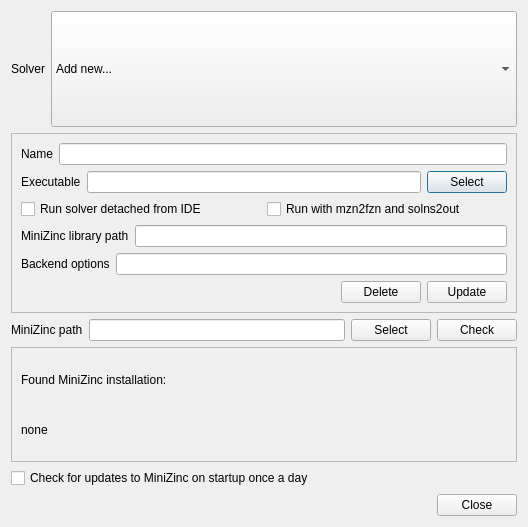
Above: MiniZincIDE/solverdialog.ui from MiniZinc/MiniZincIDE before the change. Below: the same form after it.
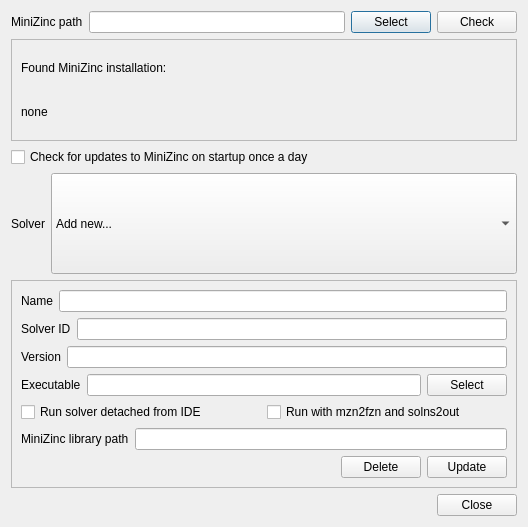
That is the form after the change.

Commit message: Use minizinc solver configurations

Patch:
```diff
--- a/MiniZincIDE/solverdialog.ui
+++ b/MiniZincIDE/solverdialog.ui
@@ -17,6 +17,74 @@
    <bool>true</bool>
   </property>
   <layout class="QVBoxLayout" name="verticalLayout_2">
+   <item>
+    <layout class="QHBoxLayout" name="horizontalLayout_9">
+     <item>
+      <layout class="QHBoxLayout" name="horizontalLayout_8">
+       <item>
+        <widget class="QLabel" name="label_6">
+         <property name="text">
+          <string>MiniZinc path</string>
+         </property>
+        </widget>
+       </item>
+       <item>
+        <widget class="QLineEdit" name="mznDistribPath"/>
+       </item>
+      </layout>
+     </item>
+     <item>
+      <widget class="QPushButton" name="mznpath_select">
+       <property name="text">
+        <string>Select</string>
+       </property>
+       <property name="flat">
+        <bool>false</bool>
+       </property>
+      </widget>
+     </item>
+     <item>
+      <widget class="QPushButton" name="check_solver">
+       <property name="text">
+        <string>Check</string>
+       </property>
+      </widget>
+     </item>
+    </layout>
+   </item>
+   <item>
+    <widget class="QFrame" name="frame">
+     <property name="frameShape">
+      <enum>QFrame::StyledPanel</enum>
+     </property>
+     <property name="frameShadow">
+      <enum>QFrame::Raised</enum>
+     </property>
+     <layout class="QVBoxLayout" name="verticalLayout_3">
+      <item>
+       <widget class="QLabel" name="label_7">
+        <property name="text">
+         <string>Found MiniZinc installation:</string>
+        </property>
+       </widget>
+      </item>
+      <item>
+       <widget class="QLabel" name="mzn2fzn_version">
+        <property name="text">
+         <string>none</string>
+        </property>
+       </widget>
+      </item>
+     </layout>
+    </widget>
+   </item>
+   <item>
+    <widget class="QCheckBox" name="check_updates">
+     <property name="text">
+      <string>Check for updates to MiniZinc on startup once a day</string>
+     </property>
+    </widget>
+   </item>
    <item>
     <layout class="QHBoxLayout" name="horizontalLayout">
      <item>
@@ -72,6 +140,34 @@
         </item>
        </layout>
       </item>
+      <item>
+       <layout class="QHBoxLayout" name="horizontalLayout_11">
+        <item>
+         <widget class="QLabel" name="label_8">
+          <property name="text">
+           <string>Solver ID</string>
+          </property>
+         </widget>
+        </item>
+        <item>
+         <widget class="QLineEdit" name="solverId"/>
+        </item>
+       </layout>
+      </item>
+      <item>
+       <layout class="QHBoxLayout" name="horizontalLayout_6">
+        <item>
+         <widget class="QLabel" name="label_5">
+          <property name="text">
+           <string>Version</string>
+          </property>
+         </widget>
+        </item>
+        <item>
+         <widget class="QLineEdit" name="version"/>
+        </item>
+       </layout>
+      </item>
       <item>
        <layout class="QHBoxLayout" name="horizontalLayout_4">
         <item>
@@ -141,20 +237,6 @@
         </item>
        </layout>
       </item>
-      <item>
-       <layout class="QHBoxLayout" name="horizontalLayout_6">
-        <item>
-         <widget class="QLabel" name="label_5">
-          <property name="text">
-           <string>Backend options</string>
-          </property>
-         </widget>
-        </item>
-        <item>
-         <widget class="QLineEdit" name="backend"/>
-        </item>
-       </layout>
-      </item>
       <item>
        <layout class="QHBoxLayout" name="horizontalLayout_7">
         <item>
@@ -189,74 +271,6 @@
      </layout>
     </widget>
    </item>
-   <item>
-    <layout class="QHBoxLayout" name="horizontalLayout_9">
-     <item>
-      <layout class="QHBoxLayout" name="horizontalLayout_8">
-       <item>
-        <widget class="QLabel" name="label_6">
-         <property name="text">
-          <string>MiniZinc path</string>
-         </property>
-        </widget>
-       </item>
-       <item>
-        <widget class="QLineEdit" name="mznDistribPath"/>
-       </item>
-      </layout>
-     </item>
-     <item>
-      <widget class="QPushButton" name="mznpath_select">
-       <property name="text">
-        <string>Select</string>
-       </property>
-       <property name="flat">
-        <bool>false</bool>
-       </property>
-      </widget>
-     </item>
-     <item>
-      <widget class="QPushButton" name="check_solver">
-       <property name="text">
-        <string>Check</string>
-       </property>
-      </widget>
-     </item>
-    </layout>
-   </item>
-   <item>
-    <widget class="QFrame" name="frame">
-     <property name="frameShape">
-      <enum>QFrame::StyledPanel</enum>
-     </property>
-     <property name="frameShadow">
-      <enum>QFrame::Raised</enum>
-     </property>
-     <layout class="QVBoxLayout" name="verticalLayout_3">
-      <item>
-       <widget class="QLabel" name="label_7">
-        <property name="text">
-         <string>Found MiniZinc installation:</string>
-        </property>
-       </widget>
-      </item>
-      <item>
-       <widget class="QLabel" name="mzn2fzn_version">
-        <property name="text">
-         <string>none</string>
-        </property>
-       </widget>
-      </item>
-     </layout>
-    </widget>
-   </item>
-   <item>
-    <widget class="QCheckBox" name="check_updates">
-     <property name="text">
-      <string>Check for updates to MiniZinc on startup once a day</string>
-     </property>
-    </widget>
-   </item>
    <item>
     <widget class="QDialogButtonBox" name="buttonBox">
      <property name="orientation">
```
Left out of the diff: 2 changed lines with no effect on the pictures. The commit also changes 6 other files.
